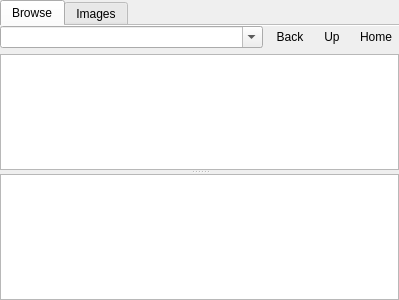
Old version of the form krita/plugins/extensions/dockers/imagedocker/forms/wdgimagedocker.ui in the repository KDE/krita.
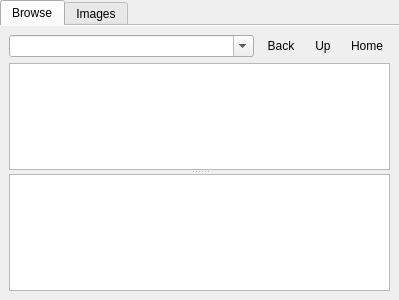
New version of the form. Custom widgets are drawn as their Qt base class.

Patch:
```diff
--- a/krita/plugins/extensions/dockers/imagedocker/forms/wdgimagedocker.ui
+++ b/krita/plugins/extensions/dockers/imagedocker/forms/wdgimagedocker.ui
@@ -42,12 +42,6 @@
        <string>Browse</string>
       </attribute>
       <layout class="QVBoxLayout" name="verticalLayout_3">
-       <property name="spacing">
-        <number>0</number>
-       </property>
-       <property name="margin">
-        <number>0</number>
-       </property>
        <item>
         <widget class="QSplitter" name="splitter">
          <property name="orientation">
```
Left out of the diff: 9 changed lines with no effect on the pictures.
